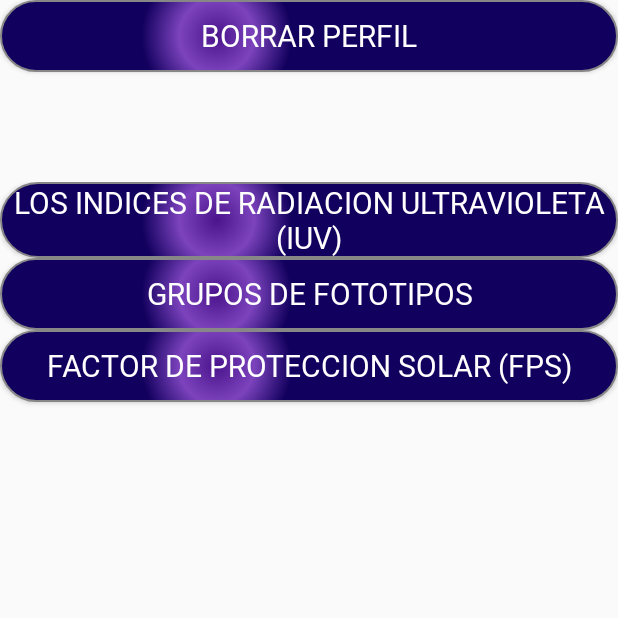
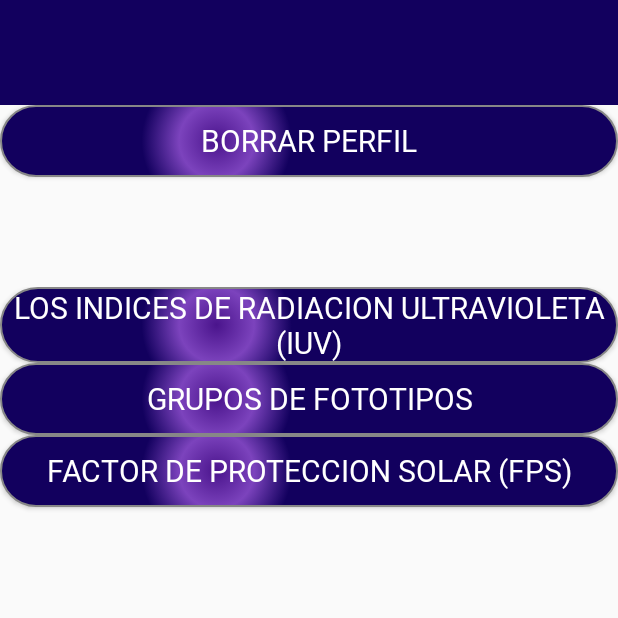
Before and after one commit to sn94/uvApp, an Android app: the Hello screen opened directly, with no data from a screen before it, on a phone screen of 412 x 824 dp, the top half of it. Run offline under Robolectric (Android 15) with nearby library versions, the phone set to English and light mode, and no system bars.

Commit message:
Gui updates

```diff
--- a/app/src/main/java/com/example/sonia/uvapp/Inicio.java
+++ b/app/src/main/java/com/example/sonia/uvapp/Inicio.java
@@ -25,6 +25,8 @@ public class Inicio extends AppCompatActivity {
         super.onCreate(savedInstanceState);
         if( existe_userdata()){
             setContentView(R.layout.activity_inicio_con_auth);
+            Toolbar toolbar= (Toolbar) findViewById( R.id.my_toolbar2);
+            setSupportActionBar(toolbar);
             show_user_data();
         }else{
             setContentView(R.layout.activity_inicio_sin_auth);
--- a/app/src/main/res/layout/activity_inicio_con_auth.xml
+++ b/app/src/main/res/layout/activity_inicio_con_auth.xml
@@ -1,16 +1,27 @@
 <?xml version="1.0" encoding="utf-8"?>
-<android.support.constraint.ConstraintLayout xmlns:android="http://schemas.android.com/apk/res/android"
+<LinearLayout xmlns:android="http://schemas.android.com/apk/res/android"
     xmlns:app="http://schemas.android.com/apk/res-auto"
     xmlns:tools="http://schemas.android.com/tools"
     android:layout_width="match_parent"
     android:layout_height="match_parent"
+    android:orientation="vertical"
     tools:context=".Inicio">
 
 
-    <LinearLayout
+    <android.support.v7.widget.Toolbar
+        android:layout_height="70dp"
         android:layout_width="match_parent"
-        android:layout_height="match_parent"
-        android:orientation="vertical">
+        xmlns:android="http://schemas.android.com/apk/res/android"
+        android:id="@+id/my_toolbar2"
+        android:background="@color/primaryDarkColor"
+        app:titleTextColor="@color/primaryTextColor"
+        android:theme="@style/ThemeOverlay.AppCompat.Dark"
+        app:titleTextAppearance="@style/appbartitle"
+        android:layout_margin="0dp"
+        />
+
+
+
 
 
 
@@ -45,5 +56,4 @@
 
 
 
-    </LinearLayout>
-</android.support.constraint.ConstraintLayout>
+</LinearLayout>
```
Also changed, not shown: app/src/main/java/com/example/sonia/uvapp/Fototipo/Fototipo_result.java (+12 -6 lines), app/src/main/java/com/example/sonia/uvapp/config_conexion.java (+5 -2 lines).
